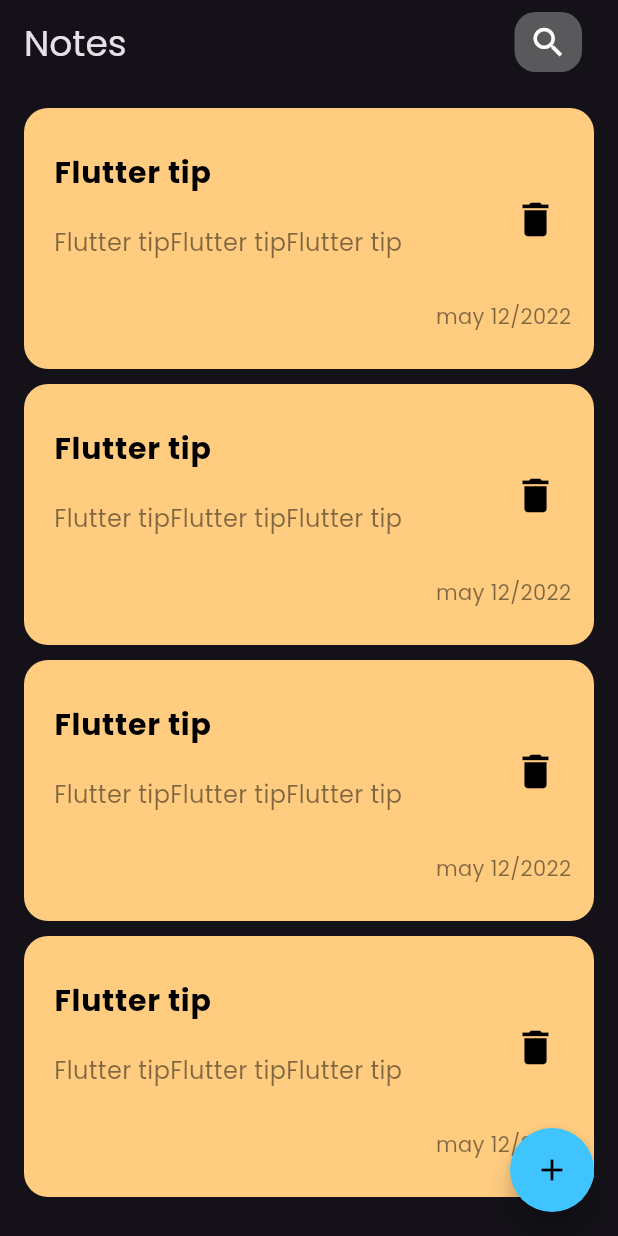
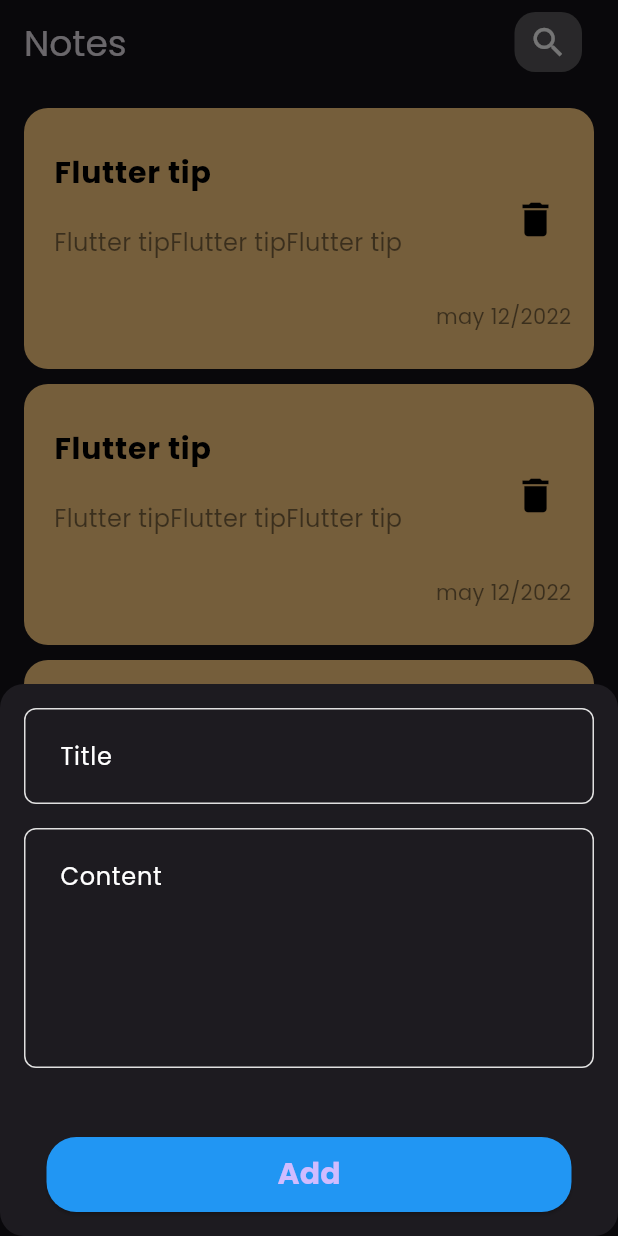
Before and after one commit to asmaaHasbo/note_app, a Flutter app: the screen it shows after launch, after a tap on the "add" icon, on a phone screen of 412 x 824 dp. Run offline on Flutter 3.47's test engine with Material 3 defaults, Android fonts, the phone set to English and light mode, and no system bars; our stand-ins replace google_fonts.

Commit message:
create model bottom sheet ui

```diff
--- /dev/null
+++ b/lib/features/home_screen/widgets/add_note_bottom_sheet.dart
@@ -0,0 +1,28 @@
+import 'package:flutter/material.dart';
+import 'custom_elevated_button.dart';
+import 'custom_text_filed.dart';
+class AddNoteBottomSheet extends StatelessWidget {
+  const AddNoteBottomSheet({
+    super.key,
+  });
+
+  @override
+  Widget build(BuildContext context) {
+    return const Padding(
+      padding: EdgeInsets.all(16.0),
+      child: SingleChildScrollView(
+        child: Column(
+          children: [
+            CustomTextFiled(hint: 'Title',),
+            CustomTextFiled(hint: 'Content', maxLines: 5,),
+            SizedBox(
+              height: 30,
+            ),
+            CustomElevatedButton(),
+          ],
+        ),
+      ),
+    );
+  }
+
+}
--- /dev/null
+++ b/lib/features/home_screen/widgets/build_outline_border.dart
@@ -0,0 +1,8 @@
+import 'package:flutter/material.dart';
+
+OutlineInputBorder buildOutlineInputBorder() {
+  return OutlineInputBorder(
+      borderRadius: BorderRadius.circular(8),
+      borderSide: BorderSide(color: Colors.grey[300]!)
+  );
+}
--- /dev/null
+++ b/lib/features/home_screen/widgets/custom_elevated_button.dart
@@ -0,0 +1,21 @@
+import 'package:flutter/material.dart';
+class CustomElevatedButton extends StatelessWidget {
+  const CustomElevatedButton({
+    super.key,
+  });
+
+  @override
+  Widget build(BuildContext context) {
+    return ElevatedButton(
+      onPressed:(){},
+      style: ElevatedButton.styleFrom(
+          backgroundColor: Colors.blue,
+          fixedSize: const Size( 350 , 50),
+          shape: RoundedRectangleBorder(
+              borderRadius: BorderRadius.circular(20)
+          )
+      ),
+      child: const Text('Add' , style: TextStyle(fontSize: 20 , fontWeight: FontWeight.bold), )
+      ,);
+  }
+}
--- a/lib/features/home_screen/widgets/custom_floating_button.dart
+++ b/lib/features/home_screen/widgets/custom_floating_button.dart
@@ -1,4 +1,6 @@
 import 'package:flutter/material.dart';
+
+import 'add_note_bottom_sheet.dart';
 
 class CustomFloatingButton extends StatelessWidget {
   const CustomFloatingButton({
@@ -8,7 +10,15 @@ class CustomFloatingButton extends StatelessWidget {
   @override
   Widget build(BuildContext context) {
     return FloatingActionButton(
-      onPressed: () {},
+      onPressed: () {
+        showModalBottomSheet(
+          context: context,
+          shape: RoundedRectangleBorder(borderRadius: BorderRadius.circular(16)),
+          builder: (context) {
+            return const AddNoteBottomSheet();
+          },
+        );
+      },
       backgroundColor: Colors.lightBlueAccent,
       shape: RoundedRectangleBorder(borderRadius: BorderRadius.circular(30)),
       child: const Icon(
--- /dev/null
+++ b/lib/features/home_screen/widgets/custom_text_filed.dart
@@ -0,0 +1,30 @@
+import 'package:flutter/material.dart';
+
+import 'build_outline_border.dart';
+class CustomTextFiled extends StatelessWidget {
+  const CustomTextFiled({
+    super.key,
+    required this.hint,
+    this.maxLines = 1,
+  });
+
+  final String hint ;
+  final int maxLines ;
+  @override
+  Widget build(BuildContext context) {
+    return Padding(
+      padding: const EdgeInsets.only(bottom: 16.0),
+      child: TextField(
+        onSubmitted: (value){},
+        maxLines: maxLines,
+        decoration: InputDecoration(
+          contentPadding: const EdgeInsets.all(20),
+          hintText: hint,
+          hintStyle: const TextStyle(color: Colors.white),
+          enabledBorder: buildOutlineInputBorder(),
+          focusedBorder: buildOutlineInputBorder(),
+        ),
+      ),
+    );
+  }
+}
```
